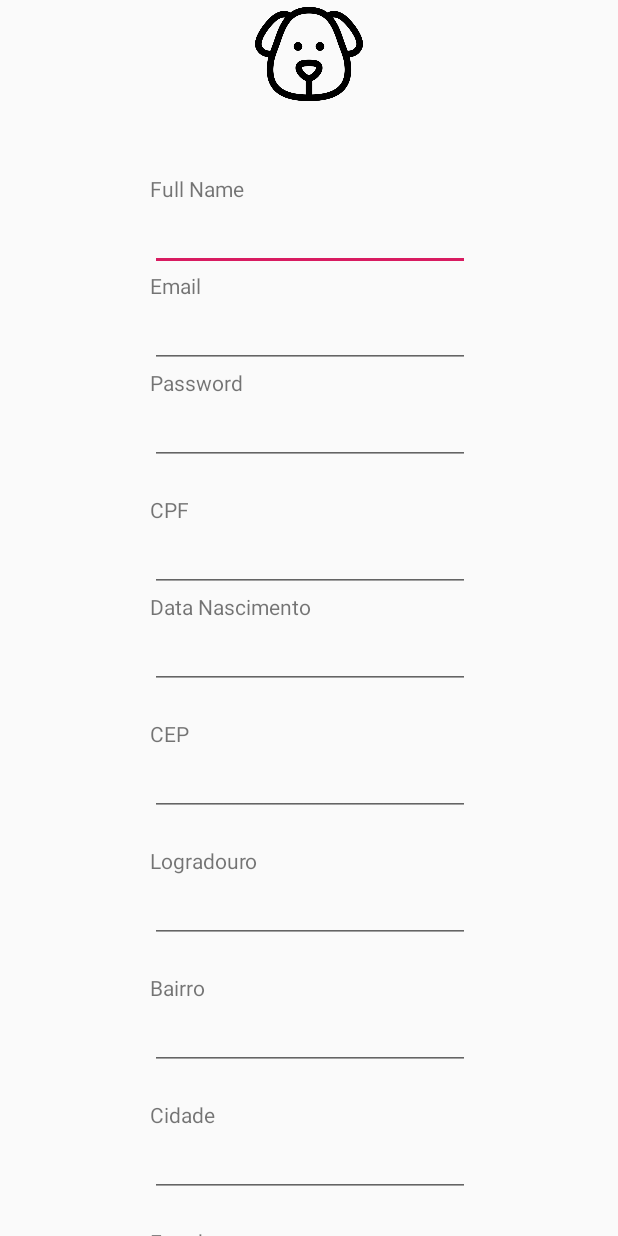
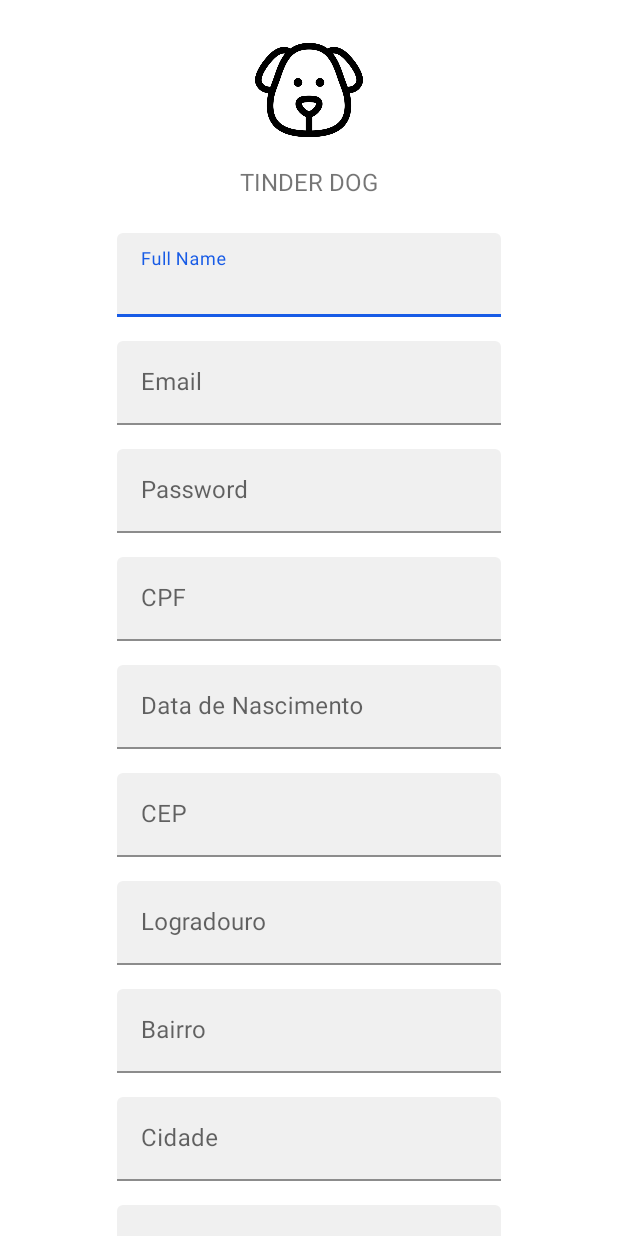
Before and after one commit to douglascas/android, an Android app: the screen it shows after launch (RegisterPessoaActivity), on a phone screen of 412 x 824 dp. Run offline under Robolectric (Android 15) with nearby library versions, the phone set to English and light mode, and no system bars.

Commit message:
Implementacao das validacoes de cadastro de pessoa e Design da tela tambem

```diff
--- a/app/build.gradle
+++ b/app/build.gradle
@@ -32,4 +32,5 @@ dependencies {
     testImplementation 'junit:junit:4.12'
     androidTestImplementation 'androidx.test:runner:1.1.1'
     androidTestImplementation 'androidx.test.espresso:espresso-core:3.1.1'
+    api 'com.google.android.material:material:1.1.0-alpha06'
 }
--- a/app/src/main/java/com/tinderdog/ui/pessoa/RegisterPessoaActivity.java
+++ b/app/src/main/java/com/tinderdog/ui/pessoa/RegisterPessoaActivity.java
@@ -34,6 +34,7 @@ public class RegisterPessoaActivity extends AppCompatActivity {
     private EditText etBairro;
     private EditText etCidade;
     private EditText etEstado;
+    private String validation = "";
     private Facade facade = Facade.getInstance();
 
 
@@ -75,6 +76,33 @@ public class RegisterPessoaActivity extends AppCompatActivity {
             String cidade = etCidade.getText().toString();
             String estado = etEstado.getText().toString();
 
+            System.out.println(email);
+            Toast.makeText(getApplicationContext(), email, Toast.LENGTH_SHORT).show();
+
+
+            if(email.equals("")){
+                validation = "Email Inválido";
+            }else if(senha.equals("")){
+                validation = "Senha Inválida";
+            }else if(nome.equals("")){
+                validation = "Nome Inválido";
+            }else if(cpf.equals("")){
+                validation = "Cpf Inválido";
+            }else if(dtNascimento.equals("")){
+                validation = "Data de Nascimento Inválida";
+            }else if(cep.equals("")){
+                validation = "Cep Inválido";
+            }else if(logradouro.equals("")){
+                validation = "Logradouro Inválido";
+            }else if(bairro.equals("")){
+                validation = "Bairro Inválido";
+            }else if(cidade.equals("")){
+                validation = "Cidade Inválido";
+            }else if(estado.equals("")){
+                validation = "Estado Inválido";
+            }
+
+            if(validation.equals("")){
                 Endereco endereco = new Endereco(cep,logradouro,bairro,cidade,estado);
                 Login login = new Login(1,email,senha);
 
@@ -89,7 +117,10 @@ public class RegisterPessoaActivity extends AppCompatActivity {
                     //Erro
                     Toast.makeText(getApplicationContext(), error, Toast.LENGTH_SHORT).show();
                 });
+            }else{
+                Toast.makeText(getApplicationContext(), validation, Toast.LENGTH_SHORT).show();
 
+            }
         });
 
 
--- a/app/src/main/res/layout/activity_register_pessoa.xml
+++ b/app/src/main/res/layout/activity_register_pessoa.xml
@@ -12,149 +12,222 @@
             android:layout_width="wrap_content"
             android:layout_height="72dp"
             android:layout_gravity="center_horizontal"
-            android:layout_marginBottom="24dp"
+            android:layout_marginBottom="14dp"
+            android:layout_marginTop="24dp"
             android:src="@drawable/logo2" />
 
         <TextView
-            android:id="@+id/fstTxt"
             android:layout_width="wrap_content"
             android:layout_height="wrap_content"
-            android:layout_marginLeft="100dp"
-            android:layout_marginTop="20dp"
-            android:text="Full Name"/>
-        <EditText
+            android:layout_gravity="center_horizontal"
+            android:layout_marginBottom="15dp"
+            android:text="Tinder Dog"
+            android:textAllCaps="true"
+            android:textSize="16sp" />
+
+        <com.google.android.material.textfield.TextInputLayout
+            android:id="@+id/fstTxt"
+            android:layout_width="match_parent"
+            android:layout_height="wrap_content"
+            android:layout_margin="8dp"
+            android:hint="@string/hint_fullname"
+            app:boxBackgroundColor="#F0F0F0"
+            app:boxBackgroundMode="filled">
+
+            <com.google.android.material.textfield.TextInputEditText
                 android:id="@+id/txtName"
-            android:layout_width="wrap_content"
+                android:layout_width="match_parent"
                 android:layout_height="wrap_content"
-            android:layout_marginLeft="100dp"
-            android:ems="10"/>
-        <TextView
+                android:layout_marginLeft="70dp"
+                android:layout_marginRight="70dp"
+                android:inputType="text"
+                android:maxLines="1" />
+        </com.google.android.material.textfield.TextInputLayout>
+
+        <com.google.android.material.textfield.TextInputLayout
             android:id="@+id/secTxt"
-            android:layout_width="wrap_content"
+            android:layout_width="match_parent"
             android:layout_height="wrap_content"
-            android:text="Email"
-            android:layout_marginLeft="100dp" />
-        <EditText
+            android:layout_margin="8dp"
+            android:hint="@string/hint_email"
+            app:boxBackgroundColor="#F0F0F0"
+            app:boxBackgroundMode="filled">
+
+            <com.google.android.material.textfield.TextInputEditText
                 android:id="@+id/txtEmail"
-            android:layout_width="wrap_content"
+                android:layout_width="match_parent"
                 android:layout_height="wrap_content"
-            android:layout_marginLeft="100dp"
-            android:ems="10" />
-        <TextView
+                android:layout_marginLeft="70dp"
+                android:layout_marginRight="70dp"
+                android:inputType="text"
+                android:maxLines="1" />
+        </com.google.android.material.textfield.TextInputLayout>
+
+        <com.google.android.material.textfield.TextInputLayout
             android:id="@+id/thirdTxt"
-            android:layout_width="wrap_content"
+            android:layout_width="match_parent"
             android:layout_height="wrap_content"
-            android:text="Password"
-            android:layout_marginLeft="100dp" />
-        <EditText
+            android:layout_margin="8dp"
+            android:hint="@string/hint_password"
+            app:boxBackgroundColor="#F0F0F0"
+            app:boxBackgroundMode="filled">
+
+            <com.google.android.material.textfield.TextInputEditText
                 android:id="@+id/txtPwd"
-            android:layout_width="wrap_content"
+                android:layout_width="match_parent"
                 android:layout_height="wrap_content"
-            android:layout_marginLeft="100dp"
+                android:layout_marginLeft="70dp"
+                android:layout_marginRight="70dp"
                 android:inputType="textPassword"
-            android:ems="10" />
-        <TextView
+                android:maxLines="1" />
+        </com.google.android.material.textfield.TextInputLayout>
+
+        <com.google.android.material.textfield.TextInputLayout
             android:id="@+id/frtTxt"
-            android:layout_width="wrap_content"
+            android:layout_width="match_parent"
             android:layout_height="wrap_content"
-            android:layout_marginLeft="100dp"
-            android:layout_marginTop="20dp"
-            android:text="CPF"/>
-        <EditText
+            android:layout_margin="8dp"
+            android:hint="@string/hint_cpf"
+            app:boxBackgroundColor="#F0F0F0"
+            app:boxBackgroundMode="filled">
+
+            <com.google.android.material.textfield.TextInputEditText
                 android:id="@+id/txtCpf"
-            android:layout_width="wrap_content"
+                android:layout_width="match_parent"
                 android:layout_height="wrap_content"
-            android:layout_marginLeft="100dp"
-            android:ems="10"/>
-        <TextView
+                android:layout_marginLeft="70dp"
+                android:layout_marginRight="70dp"
+                android:inputType="text"
+                android:maxLines="1" />
+        </com.google.android.material.textfield.TextInputLayout>
+
+        <com.google.android.material.textfield.TextInputLayout
             android:id="@+id/fiftTxt"
-            android:layout_width="wrap_content"
+            android:layout_width="match_parent"
             android:layout_height="wrap_content"
-            android:text="Data Nascimento"
-            android:layout_marginLeft="100dp" />
-        <EditText
+            android:layout_margin="8dp"
+            android:hint="@string/hint_dt_birthday"
+            app:boxBackgroundColor="#F0F0F0"
+            app:boxBackgroundMode="filled">
+
+            <com.google.android.material.textfield.TextInputEditText
                 android:id="@+id/txtData"
-            android:layout_width="wrap_content"
+                android:layout_width="match_parent"
                 android:layout_height="wrap_content"
-            android:layout_marginLeft="100dp"
-            android:ems="10" />
-        <TextView
+                android:layout_marginLeft="70dp"
+                android:layout_marginRight="70dp"
+                android:inputType="text"
+                android:maxLines="1" />
+        </com.google.android.material.textfield.TextInputLayout>
+
+        <com.google.android.material.textfield.TextInputLayout
             android:id="@+id/sxTxt"
-            android:layout_width="wrap_content"
+            android:layout_width="match_parent"
             android:layout_height="wrap_content"
-            android:layout_marginLeft="100dp"
-            android:layout_marginTop="20dp"
-            android:text="CEP"/>
-        <EditText
+            android:layout_margin="8dp"
+            android:hint="@string/hint_cep"
+            app:boxBackgroundColor="#F0F0F0"
+            app:boxBackgroundMode="filled">
+
+            <com.google.android.material.textfield.TextInputEditText
                 android:id="@+id/txtCEP"
-            android:layout_width="wrap_content"
+                android:layout_width="match_parent"
                 android:layout_height="wrap_content"
-            android:layout_marginLeft="100dp"
-            android:ems="10"/>
-        <TextView
+                android:layout_marginLeft="70dp"
+                android:layout_marginRight="70dp"
+                android:inputType="text"
+                android:maxLines="1" />
+        </com.google.android.material.textfield.TextInputLayout>
+
+        <com.google.android.material.textfield.TextInputLayout
             android:id="@+id/svenTxt"
-            android:layout_width="wrap_content"
+            android:layout_width="match_parent"
             android:layout_height="wrap_content"
-            android:layout_marginLeft="100dp"
-            android:layout_marginTop="20dp"
-            android:text="Logradouro"/>
-        <EditText
+            android:layout_margin="8dp"
+            android:hint="@string/hint_logradouro"
+            app:boxBackgroundColor="#F0F0F0"
+            app:boxBackgroundMode="filled">
+
+            <com.google.android.material.textfield.TextInputEditText
                 android:id="@+id/txtLogradouro"
-            android:layout_width="wrap_content"
+                android:layout_width="match_parent"
                 android:layout_height="wrap_content"
-            android:layout_marginLeft="100dp"
-            android:ems="10"/>
-        <TextView
+                android:layout_marginLeft="70dp"
+                android:layout_marginRight="70dp"
+                android:inputType="text"
+                android:maxLines="1" />
+        </com.google.android.material.textfield.TextInputLayout>
+
+        <com.google.android.material.textfield.TextInputLayout
             android:id="@+id/eightTxt"
-            android:layout_width="wrap_content"
+            android:layout_width="match_parent"
             android:layout_height="wrap_content"
-            android:layout_marginLeft="100dp"
-            android:layout_marginTop="20dp"
-            android:text="Bairro"/>
-        <EditText
+            android:layout_margin="8dp"
+            android:hint="@string/hint_neighborhood"
+            app:boxBackgroundColor="#F0F0F0"
+            app:boxBackgroundMode="filled">
+
+            <com.google.android.material.textfield.TextInputEditText
                 android:id="@+id/textBairro"
-            android:layout_width="wrap_content"
+                android:layout_width="match_parent"
                 android:layout_height="wrap_content"
-            android:layout_marginLeft="100dp"
-            android:ems="10"/>
-        <TextView
+                android:layout_marginLeft="70dp"
+                android:layout_marginRight="70dp"
+                android:inputType="text"
+                android:maxLines="1" />
+        </com.google.android.material.textfield.TextInputLayout>
+
+        <com.google.android.material.textfield.TextInputLayout
             android:id="@+id/nineTxt"
-            android:layout_width="wrap_content"
+            android:layout_width="match_parent"
             android:layout_height="wrap_content"
-            android:layout_marginLeft="100dp"
-            android:layout_marginTop="20dp"
-            android:text="Cidade"/>
-        <EditText
+            android:layout_margin="8dp"
+            android:hint="@string/hint_city"
+            app:boxBackgroundColor="#F0F0F0"
+            app:boxBackgroundMode="filled">
+
+            <com.google.android.material.textfield.TextInputEditText
                 android:id="@+id/txtCidade"
-            android:layout_width="wrap_content"
+                android:layout_width="match_parent"
                 android:layout_height="wrap_content"
-            android:layout_marginLeft="100dp"
-            android:ems="10"/>
-        <TextView
+                android:layout_marginLeft="70dp"
+                android:layout_marginRight="70dp"
+                android:inputType="text"
+                android:maxLines="1" />
+        </com.google.android.material.textfield.TextInputLayout>
+
+        <com.google.android.material.textfield.TextInputLayout
             android:id="@+id/tenTxt"
-            android:layout_width="wrap_content"
+            android:layout_width="match_parent"
             android:layout_height="wrap_content"
-            android:layout_marginLeft="100dp"
-            android:layout_marginTop="20dp"
-            android:text="Estado"/>
-        <EditText
+            android:layout_margin="8dp"
+            android:hint="@string/hint_state"
+            app:boxBackgroundColor="#F0F0F0"
+            app:boxBackgroundMode="filled">
+
+            <com.google.android.material.textfield.TextInputEditText
                 android:id="@+id/txtEstado"
-            android:layout_width="wrap_content"
+                android:layout_width="match_parent"
                 android:layout_height="wrap_content"
-            android:layout_marginLeft="100dp"
-            android:ems="10"/>
+                android:layout_marginLeft="70dp"
+                android:layout_marginRight="70dp"
+                android:layout_marginBottom="5dp"
+                android:inputType="text"
+                android:maxLines="1" />
+        </com.google.android.material.textfield.TextInputLayout>
 
-        <Button
+        <com.google.android.material.button.MaterialButton
             android:id="@+id/btnLogin"
-            android:layout_width="wrap_content"
-            android:layout_height="wrap_content"
-            android:layout_marginLeft="100dp"
-            android:backgroundTint="#4D2789B0"
-            android:text="Login" />
+            android:layout_width="1.5in"
+            android:layout_height="0.3in"
+            android:layout_gravity="center"
+            android:text="Sign up" />
+
         <TextView android:id="@+id/lnkLogin"
             android:layout_width="match_parent"
             android:layout_height="wrap_content"
             android:layout_marginTop="40dp"
+            android:layout_marginBottom="40dp"
             android:text="Already Registered? Login here"
             android:gravity="center"
             android:textSize="20dp"
--- a/app/src/main/res/values/colors.xml
+++ b/app/src/main/res/values/colors.xml
@@ -1,6 +1,12 @@
 <?xml version="1.0" encoding="utf-8"?>
 <resources>
-    <color name="colorPrimary">#008577</color>
+    <!-- <color name="colorPrimary">#008577</color>
     <color name="colorPrimaryDark">#00574B</color>
-    <color name="colorAccent">#D81B60</color>
+    <color name="colorAccent">#D81B60</color> -->
+    <color name="colorPrimary">#175BE6</color>
+    <color name="colorPrimaryDark">#175BE6</color>
+    <color name="colorAccent">#E0E0E0</color>
+    <color name="toolbarIconColor">#FFFFFF</color>
+    <color name="loginPageBackgroundColor">#FFFFFF</color>
+    <color name="productGridBackgroundColor">#FFFFFF</color>
 </resources>
--- a/app/src/main/res/values/strings.xml
+++ b/app/src/main/res/values/strings.xml
@@ -5,6 +5,17 @@
     </plurals>
     <string name="app_name">TinderDog</string>
     <string name="texto_cabecalho">Cachorros</string>
+
+    <string name="hint_fullname">Full Name</string>
+    <string name="hint_email">Email</string>
+    <string name="hint_password">Password</string>
+    <string name="hint_cpf">CPF</string>
+    <string name="hint_dt_birthday">Data de Nascimento</string>
+    <string name="hint_cep">CEP</string>
+    <string name="hint_logradouro">Logradouro</string>
+    <string name="hint_neighborhood">Bairro</string>
+    <string name="hint_city">Cidade</string>
+    <string name="hint_state">Estado</string>
 
     <string name="nenhum_dog">Nenhum cachorro cadastrado</string>
     <string name="porte_grande">Grande</string>
--- a/app/src/main/res/values/styles.xml
+++ b/app/src/main/res/values/styles.xml
@@ -1,7 +1,7 @@
 <resources>
 
     <!-- Base application theme. -->
-    <style name="AppTheme" parent="Theme.AppCompat.Light.DarkActionBar">
+    <style name="AppTheme" parent="Theme.MaterialComponents.Light.NoActionBar">
         <!-- Customize your theme here. -->
         <item name="colorPrimary">@color/colorPrimary</item>
         <item name="colorPrimaryDark">@color/colorPrimaryDark</item>
```
Lines whose indentation alone changed are shown as unchanged.
